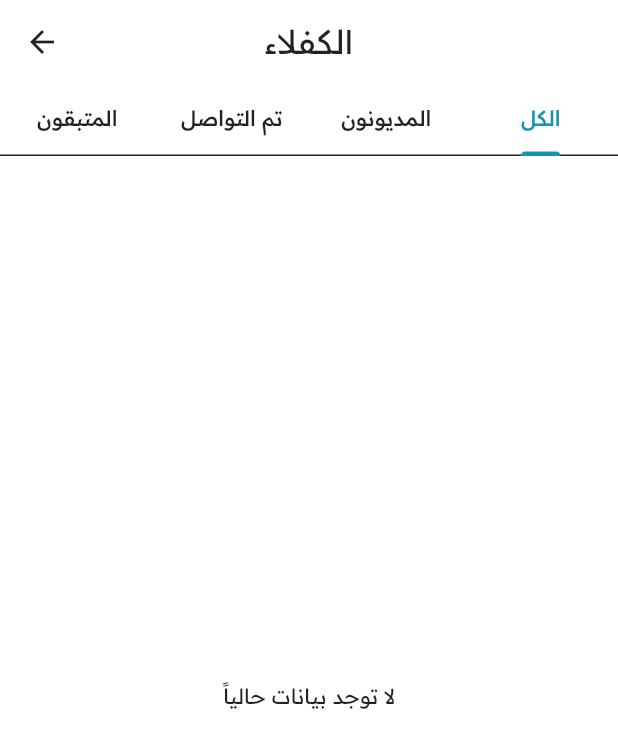
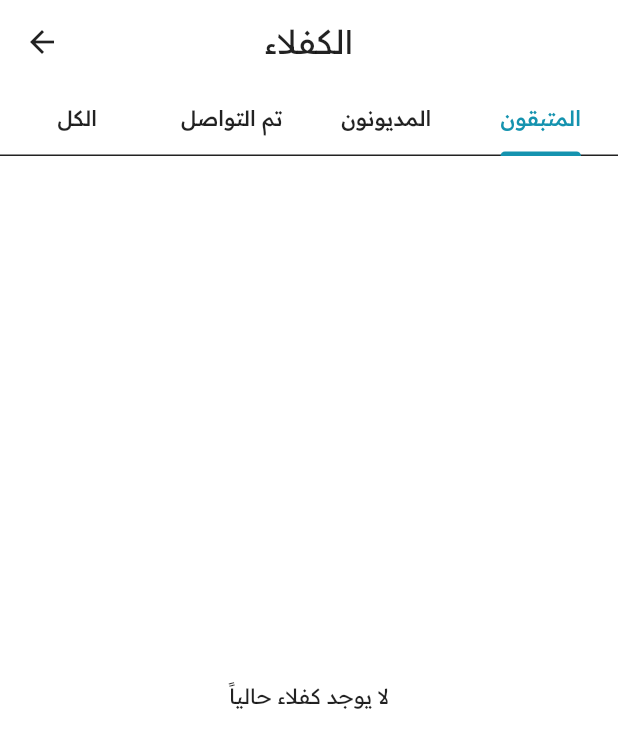
Before and after one commit to ihdori/ayn_guide_app, a Flutter app: the KuflaaDataScreen screen opened by its route, on a phone screen of 412 x 824 dp. Shown: the top 748 px of the screen. Run offline on Flutter 3.47's test engine with Material 3 defaults, Android fonts, the phone set to English and light mode, and no system bars; our stand-ins replace flutter_riverpod, sqflite; accounts and stored records are empty.

Commit message:
finish kufalaa data screen

```diff
--- a/lib/Screens/home_screen.dart
+++ b/lib/Screens/home_screen.dart
@@ -1,4 +1,4 @@
-import 'package:ayn/Screens/kuflaa_screen.dart';
+import 'package:ayn/Screens/kufalaa_screen.dart';
 import 'package:ayn/providers/bottom_nav_bar_provider.dart';
 import 'package:ayn/utils/temp_plceholder.dart';
 import 'package:ayn/utils/bottom_nav_bar.dart';
@@ -9,7 +9,7 @@ import 'package:flutter_riverpod/flutter_riverpod.dart';
 class HomePage extends ConsumerWidget {
   HomePage({super.key});
   List<Widget> screens = [
-    KuflaaScreen(),
+    kufalaaScreen(),
     HomeWidget(),
     TempPlaceHolderScreen(),
   ];
--- a/lib/Screens/kuflaa_data_screen.dart
+++ b/lib/Screens/kuflaa_data_screen.dart
@@ -30,10 +30,10 @@ class KuflaaDataScreen extends ConsumerWidget {
 
               child: TabBar(
                 tabs: [
-                  Tab(text: 'الكل'),
+                  Tab(text: 'المتبقون'),
                   Tab(text: 'المديونون'),
                   Tab(text: 'تم التواصل'),
-                  Tab(text: 'المتبقون'),
+                  Tab(text: 'الكل'),
                 ],
               ),
             ),
@@ -43,28 +43,29 @@ class KuflaaDataScreen extends ConsumerWidget {
 
                 child: TabBarView(
                   children: [
-                    //all Kufalaa
-                    kufalaaData.when(
+                    //Remainings
+                    remainigKufalaa.when(
                       data: (data) {
                         if (data.isEmpty) {
                           return const Center(
-                            child: Text("لا توجد بيانات حالياً"),
+                            child: Text("لا يوجد كفلاء حالياً"),
                           );
                         }
 
-                        return AllKufalaaTab(data: data);
+                        return RemainingKufalaaTab(data: data);
                       },
                       error: (error, _) =>
                           Center(child: Text("حدث خطأ: $error")),
                       loading: () =>
                           const Center(child: CircularProgressIndicator()),
                     ),
+
                     //Has Debts
                     kufalaaWithDebt.when(
                       data: (data) {
                         if (data.isEmpty) {
                           return const Center(
-                            child: Text("لا توجد بيانات حالياً"),
+                            child: Text("لا يوجد كفلاء حالياً"),
                           );
                         }
 
@@ -80,7 +81,7 @@ class KuflaaDataScreen extends ConsumerWidget {
                       data: (data) {
                         if (data.isEmpty) {
                           return const Center(
-                            child: Text("لا توجد بيانات حالياً"),
+                            child: Text("لا يوجد كفلاء حالياً"),
                           );
                         }
 
@@ -91,16 +92,17 @@ class KuflaaDataScreen extends ConsumerWidget {
                       loading: () =>
                           const Center(child: CircularProgressIndicator()),
                     ),
-                    //Remainings
-                    remainigKufalaa.when(
+
+                    //all Kufalaa
+                    kufalaaData.when(
                       data: (data) {
                         if (data.isEmpty) {
                           return const Center(
-                            child: Text("لا توجد بيانات حالياً"),
+                            child: Text("لا يوجد كفلاء حالياً"),
                           );
                         }
 
-                        return RemainingKufalaaTab(data: data);
+                        return AllKufalaaTab(data: data);
                       },
                       error: (error, _) =>
                           Center(child: Text("حدث خطأ: $error")),
--- a/lib/providers/kufalaa_providers/contacted_kufalaa_provider.dart
+++ b/lib/providers/kufalaa_providers/contacted_kufalaa_provider.dart
@@ -5,5 +5,5 @@ final contactedKufalaaProvider = FutureProvider<List<Map<String, dynamic>>>((
   ref,
 ) async {
   final db = await ref.watch(kufalaaDbProvider.future);
-  return await db.rawQuery("SELECT * FROM contacted_this_month");
+  return await db.rawQuery("SELECT * FROM all_kufalaa WHERE category_id = 2");
 });
--- a/lib/providers/kufalaa_providers/has_debt_kufalaa_provider.dart
+++ b/lib/providers/kufalaa_providers/has_debt_kufalaa_provider.dart
@@ -5,5 +5,5 @@ final KufalaaWithDebtProvider = FutureProvider<List<Map<String, dynamic>>>((
   ref,
 ) async {
   final db = await ref.watch(kufalaaDbProvider.future);
-  return await db.rawQuery("SELECT * FROM kufalaa_with_debt");
+  return await db.rawQuery("SELECT * FROM all_kufalaa WHERE is_has_debt = 1");
 });
--- /dev/null
+++ b/lib/providers/kufalaa_providers/isCatigoryTableCreatedProvider.dart
@@ -0,0 +1,3 @@
+import 'package:flutter_riverpod/flutter_riverpod.dart';
+
+final isCatigoryTableCreatedProvider = StateProvider<bool>((ref) => false);
--- a/lib/providers/kufalaa_providers/remaining_kufalaa_provider.dart
+++ b/lib/providers/kufalaa_providers/remaining_kufalaa_provider.dart
@@ -5,5 +5,5 @@ final remainingKufalaaProvider = FutureProvider<List<Map<String, dynamic>>>((
   ref,
 ) async {
   final db = await ref.watch(kufalaaDbProvider.future);
-  return await db.rawQuery("SELECT * FROM remaining_kufalaa");
+  return await db.rawQuery("SELECT * FROM all_kufalaa WHERE category_id = 1");
 });
--- a/lib/utils/custom_text_field.dart
+++ b/lib/utils/custom_text_field.dart
@@ -23,7 +23,7 @@ class CustomTextField extends StatelessWidget {
         validator: (value) {
           if (value == null || value.trim().isEmpty) {
             return 'الحقل فارغ';
-          } else if (value.length < 8) {
+          } else if (value.length < 5) {
             return "يجب كتابة المعلومات بشكل كامل";
           }
           return null;
--- a/lib/utils/kuflaa_tabs/all_kufalaa_tab.dart
+++ b/lib/utils/kuflaa_tabs/all_kufalaa_tab.dart
@@ -16,7 +16,6 @@ class AllKufalaaTab extends ConsumerWidget {
 
         return ListTile(
           title: Text(kafeel['kafeel_name']),
-          subtitle: Text(kafeel['kafeel_phone_number']),
           onTap: () {
             kafeelDetailsDialog(context, ref, kafeel);
           },
--- a/lib/utils/kuflaa_tabs/contacted_kufalaa.dart
+++ b/lib/utils/kuflaa_tabs/contacted_kufalaa.dart
@@ -14,11 +14,7 @@ class ContactedKufalaa extends ConsumerWidget {
       itemBuilder: (context, index) {
         final kafeel = data[index];
 
-        return ListTile(
-          title: Text(kafeel['kafeel_name']),
-          subtitle: Text(kafeel['kafeel_phone_number']),
-          onTap: () {},
-        );
+        return ListTile(title: Text(kafeel['kafeel_name']), onTap: () {});
       },
     );
   }
--- a/lib/utils/kuflaa_tabs/kufalaa_with_debt_tab.dart
+++ b/lib/utils/kuflaa_tabs/kufalaa_with_debt_tab.dart
@@ -15,11 +15,7 @@ class KufalaaWithDebtTab extends ConsumerWidget {
       itemBuilder: (context, index) {
         final kafeel = data[index];
 
-        return ListTile(
-          title: Text(kafeel['kafeel_name']),
-          subtitle: Text(kafeel['kafeel_phone_number']),
-          onTap: () {},
-        );
+        return ListTile(title: Text(kafeel['kafeel_name']), onTap: () {});
       },
     );
   }
```
Also changed, not shown: lib/Screens/kufalaa_screen.dart (renamed from lib/Screens/kuflaa_screen.dart, +18 -4 lines), lib/data/kuflaa_db.dart (+3 -47 lines), lib/utils/kuflaa_tabs/remaining_kufalaa_tab.dart (+16 -1 lines).
